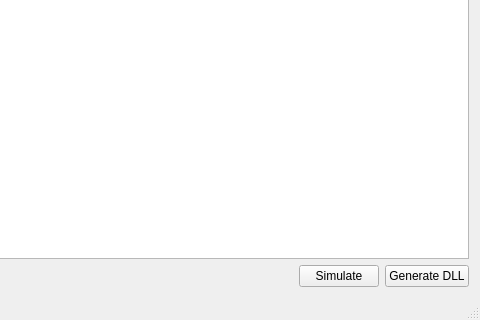
Before: the Qt Designer form mainwindow.ui in WXY163/ezAMI, drawn with Qt 5; both pictures show x 549 to 1029 and y 329 to 649 of the 1029 by 649 pixel window.
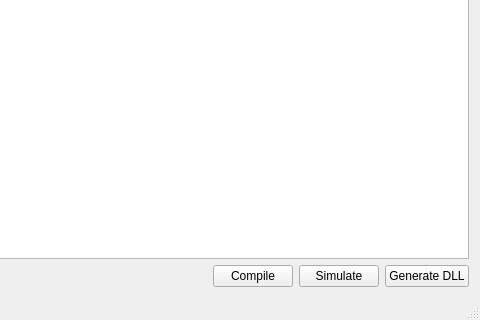
After: the same form once the commit is applied.

```diff
--- a/mainwindow.ui
+++ b/mainwindow.ui
@@ -95,6 +95,13 @@
             </property>
            </spacer>
           </item>
+          <item>
+           <widget class="QPushButton" name="compileButton">
+            <property name="text">
+             <string>Compile</string>
+            </property>
+           </widget>
+          </item>
           <item>
            <widget class="QPushButton" name="simulateButton">
             <property name="text">
```
